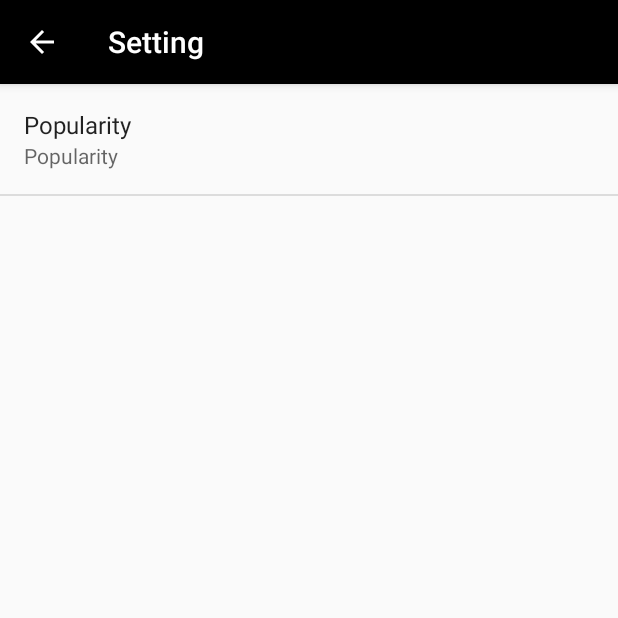
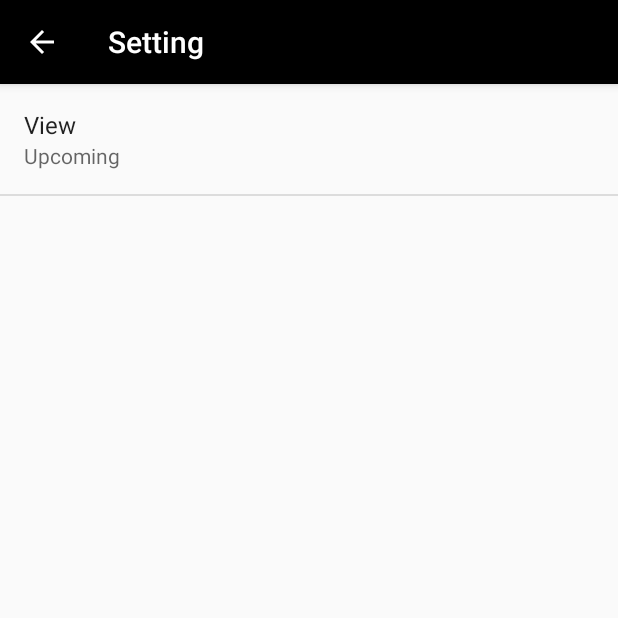
Before and after one commit to AhmedHassaan/Movie-App, an Android app: the screen it shows after launch (Setting), after a tap on an icon or button, on a phone screen of 412 x 824 dp, the top half of it. Run offline under Robolectric (Android 15) with nearby library versions, the phone set to English and light mode, and no system bars; our stand-ins replace Picasso; pictures from the network do not load; 3 statements that could not run were skipped.

Commit message:
many things added

```diff
--- a/app/src/main/java/com/example/lenovo/movies/Data/Setting.java
+++ b/app/src/main/java/com/example/lenovo/movies/Data/Setting.java
@@ -36,7 +36,7 @@ public class Setting extends PreferenceActivity
         getDelegate().onCreate(savedInstanceState);
         super.onCreate(savedInstanceState);
         addPreferencesFromResource(R.xml.pref_general);
-        bindPreferenceSummaryToValue(findPreference(getString(R.string.key)));
+        bindPreferenceSummaryToValue(findPreference(getString(R.string.key_view)));
         getSupportActionBar().setDisplayHomeAsUpEnabled(true);
         getSupportActionBar().setDisplayShowHomeEnabled(true);
     }
--- a/app/src/main/java/com/example/lenovo/movies/MovieList/MainList.java
+++ b/app/src/main/java/com/example/lenovo/movies/MovieList/MainList.java
@@ -69,7 +69,7 @@ public class MainList extends Fragment implements AdapterView.OnItemClickListene
 
     public void update(){
         SharedPreferences prefs = PreferenceManager.getDefaultSharedPreferences(getActivity());
-        String sort = prefs.getString(getString(R.string.key),getString(R.string.default_val));
+        String sort = prefs.getString(getString(R.string.key_view),getString(R.string.default_val));
         new MoviesAsyncTask().execute(sort);
         Toast.makeText(getActivity(),"Refresh",Toast.LENGTH_LONG).show();
     }
@@ -80,6 +80,7 @@ public class MainList extends Fragment implements AdapterView.OnItemClickListene
 
 
         String appKey = "4a09ef88946390c1359f633a7987bf5f";
+        String en = "en-US";
         String movieJson;
 
         private final String LOG_TAG = MoviesAsyncTask.class.getSimpleName();
@@ -129,22 +130,14 @@ public class MainList extends Fragment implements AdapterView.OnItemClickListene
 
         @Override
         protected Boolean doInBackground(String... strings) {
+            Uri builtMovie;
+            String baseURL = "http://api.themoviedb.org/3/movie/" + strings[0] + "?";
+            final String api_key = "api_key";
+            final String lang = "language";
+            builtMovie = Uri.parse(baseURL).buildUpon()
+                    .appendQueryParameter(lang,en)
+                    .appendQueryParameter(api_key, appKey).build();
 
-            String s = "now_playing";
-            Uri builtMovie;
-            String baseURL = "http://api.themoviedb.org/3/discover/movie?";
-            final String api_key = "api_key";
-            final String sort = "sort_by";
-            if(strings[0].equals(s)) {
-                baseURL = "http://api.themoviedb.org/3/movie/now_playing?";
-                builtMovie = Uri.parse(baseURL).buildUpon()
-                        .appendQueryParameter(api_key, appKey).build();
-            }
-            else {
-                builtMovie = Uri.parse(baseURL).buildUpon()
-                        .appendQueryParameter(sort, strings[0])
-                        .appendQueryParameter(api_key, appKey).build();
-            }
             HttpURLConnection urlConnection = null;
             BufferedReader reader = null;
 
--- a/app/src/main/res/values/strings.xml
+++ b/app/src/main/res/values/strings.xml
@@ -3,21 +3,23 @@
 
 
     <string-array name="pref_units_values">
+        <item>upcoming</item>
         <item>now_playing</item>
-        <item>vote_average.desc</item>
-        <item>popularity.desc</item>
+        <item>top_rated</item>
+        <item>popular</item>
     </string-array>
 
     <string-array name="pref_units_options">
+        <item>Upcoming</item>
         <item>Now Playing</item>
-        <item>Vote Average</item>
-        <item>Popularity</item>
+        <item>Top Rated</item>
+        <item>Popular</item>
     </string-array>
 
-    <string name="default_val">popularity.desc</string>
+    <string name="default_val">upcoming</string>
 
-    <string name="title_def">Popularity</string>
+    <string name="title_def">View</string>
 
-    <string name="key">Sort</string>
+    <string name="key_view">View</string>
 
 </resources>
--- a/app/src/main/res/xml/pref_general.xml
+++ b/app/src/main/res/xml/pref_general.xml
@@ -3,7 +3,7 @@
 
     <ListPreference
         android:title="@string/title_def"
-        android:key="@string/key"
+        android:key="@string/key_view"
         android:defaultValue="@string/default_val"
         android:entryValues="@array/pref_units_values"
         android:entries="@array/pref_units_options"/>
```
